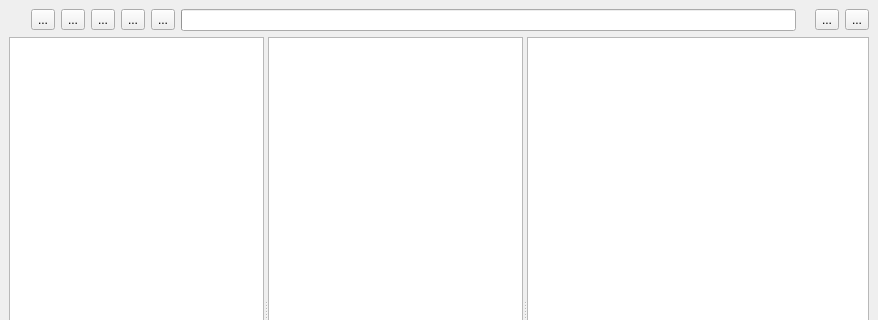
Above: app/mainwindow.ui from olegantonyan/mpz before the change; both pictures show x 0 to 878 and y 0 to 320 of the 878 by 612 pixel window. Below: the same form after it.
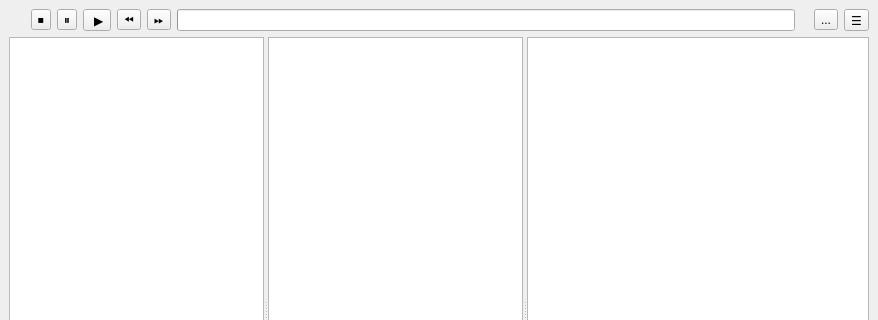
That is the form after the change. Icons and pictures are not drawn.

Patch:
```diff
--- a/app/mainwindow.ui
+++ b/app/mainwindow.ui
@@ -36,55 +36,35 @@
       <item>
        <widget class="QToolButton" name="stopButton">
         <property name="text">
-         <string>...</string>
-        </property>
-        <property name="icon">
-         <iconset resource="resources/resources.qrc">
-          <normaloff>:/icons/icons/stop.svg</normaloff>:/icons/icons/stop.svg</iconset>
+         <string>⏹</string>
         </property>
        </widget>
       </item>
       <item>
        <widget class="QToolButton" name="pauseButton">
         <property name="text">
-         <string>...</string>
-        </property>
-        <property name="icon">
-         <iconset resource="resources/resources.qrc">
-          <normaloff>:/icons/icons/pause.svg</normaloff>:/icons/icons/pause.svg</iconset>
+         <string>⏸</string>
         </property>
        </widget>
       </item>
       <item>
        <widget class="QToolButton" name="playButton">
         <property name="text">
-         <string>...</string>
-        </property>
-        <property name="icon">
-         <iconset resource="resources/resources.qrc">
-          <normaloff>:/icons/icons/play.svg</normaloff>:/icons/icons/play.svg</iconset>
+         <string> ▶</string>
         </property>
        </widget>
       </item>
       <item>
        <widget class="QToolButton" name="prevButton">
         <property name="text">
-         <string>...</string>
-        </property>
-        <property name="icon">
-         <iconset resource="resources/resources.qrc">
-          <normaloff>:/icons/icons/prev.svg</normaloff>:/icons/icons/prev.svg</iconset>
+         <string>⏪</string>
         </property>
        </widget>
       </item>
       <item>
        <widget class="QToolButton" name="nextButton">
         <property name="text">
-         <string>...</string>
-        </property>
-        <property name="icon">
-         <iconset resource="resources/resources.qrc">
-          <normaloff>:/icons/icons/next.svg</normaloff>:/icons/icons/next.svg</iconset>
+         <string>⏩</string>
         </property>
        </widget>
       </item>
@@ -124,11 +104,7 @@
       <item>
        <widget class="QToolButton" name="menuButton">
         <property name="text">
-         <string>...</string>
-        </property>
-        <property name="icon">
-         <iconset resource="resources/resources.qrc">
-          <normaloff>:/icons/icons/menu.svg</normaloff>:/icons/icons/menu.svg</iconset>
+         <string>☰</string>
         </property>
        </widget>
       </item>
```
Left out of the diff: 8 changed lines with no effect on the pictures.
